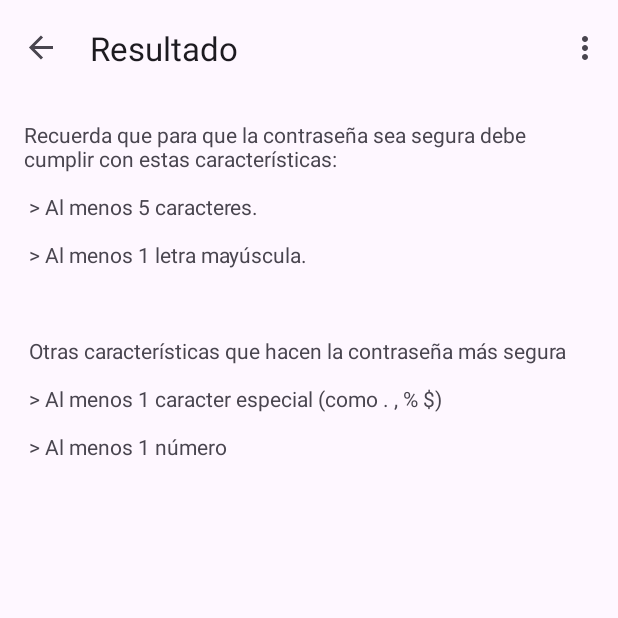
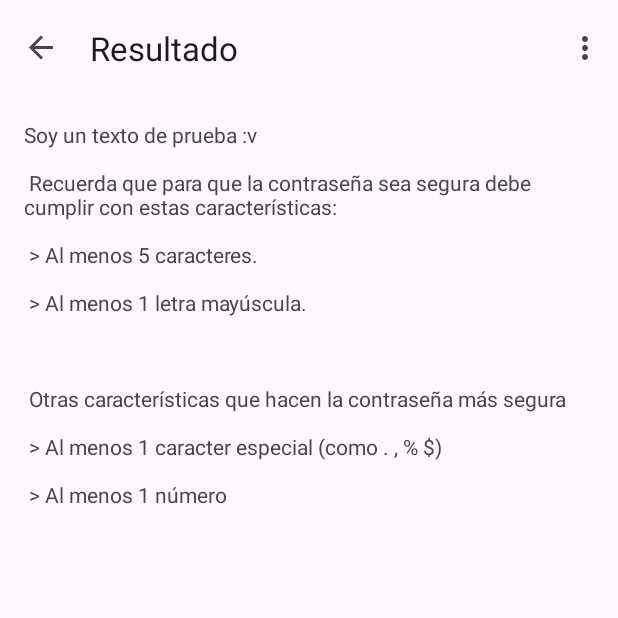
Before and after one commit to DakotaSSL1995/Prueba-DesarrolloDeLaInterfazDeUsuarioAndroid, an Android app: the SecondFragment screen opened through its navigation route, on a phone screen of 412 x 824 dp, the top half of it. Run offline under Robolectric (Android 15) with nearby library versions, the phone set to English and light mode, and no system bars; our stand-ins replace navigation-ui.

Commit message:
Cambio en un archivo para comprobar el uso de ramas

```diff
--- a/app/src/main/res/values/strings.xml
+++ b/app/src/main/res/values/strings.xml
@@ -8,6 +8,8 @@
     <string name="Texto1">La contraseña debe tener al menos 5 caracteres y una letra mayuscula</string>
     <string name="casilla">Escribe una contraseña</string>
     <string name="recomendaciones">
+        Soy un texto de prueba :v \n\n
+
         Recuerda que para que la contraseña sea segura debe cumplir con estas características:\n\n
 
         > Al menos 5 caracteres.\n\n
```
